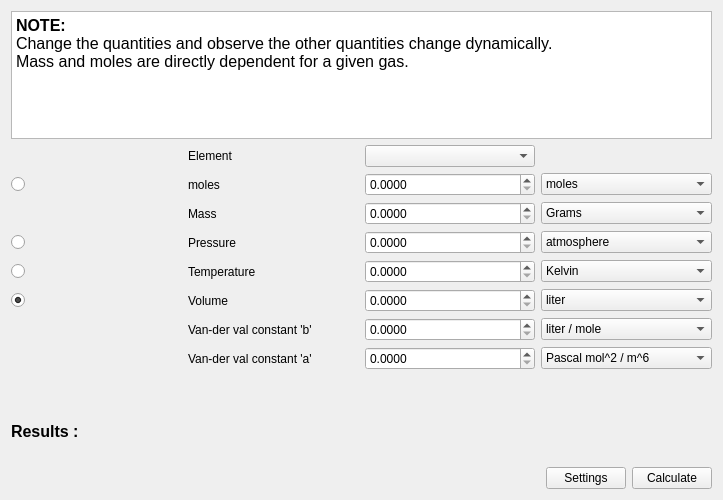
First picture: the form in src/calculator/gasCalculator.ui, repository KDE/kalzium, before the edit.
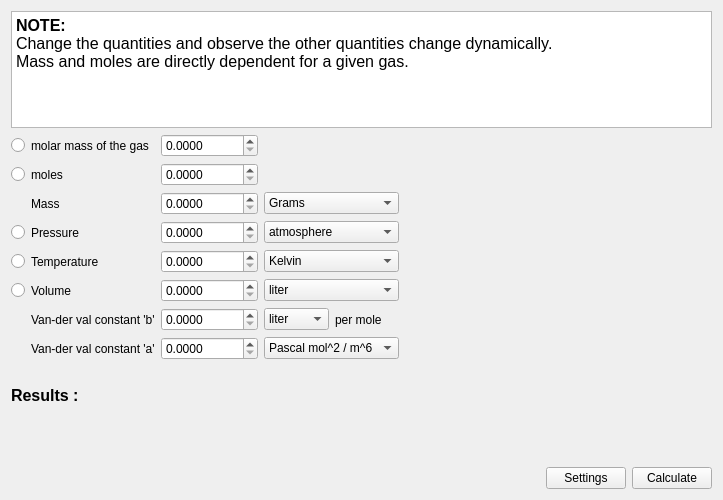
Second picture: the form after the edit. Custom widgets are drawn as their Qt base class.

Commit message: Gas calculator done, Will now be tested for bugs.

What changed in the file:
```diff
--- a/src/calculator/gasCalculator.ui
+++ b/src/calculator/gasCalculator.ui
@@ -23,23 +23,13 @@
       <string>&lt;!DOCTYPE HTML PUBLIC &quot;-//W3C//DTD HTML 4.0//EN&quot; &quot;http://www.w3.org/TR/REC-html40/strict.dtd&quot;&gt;
 &lt;html&gt;&lt;head&gt;&lt;meta name=&quot;qrichtext&quot; content=&quot;1&quot; /&gt;&lt;style type=&quot;text/css&quot;&gt;
 p, li { white-space: pre-wrap; }
-&lt;/style&gt;&lt;/head&gt;&lt;body style=&quot; font-family:'DejaVu Sans'; font-size:9pt; font-weight:400; font-style:normal;&quot;&gt;
-&lt;p style=&quot; margin-top:0px; margin-bottom:0px; margin-left:0px; margin-right:0px; -qt-block-indent:0; text-indent:0px;&quot;&gt;&lt;span style=&quot; font-size:12pt; font-weight:600;&quot;&gt;NOTE:&lt;br /&gt;&lt;/span&gt;&lt;span style=&quot; font-size:12pt;&quot;&gt;Change the quantities and observe the other quantities change dynamically.&lt;br /&gt;Mass and moles are directly dependent for a given gas.&lt;/span&gt;&lt;/p&gt;&lt;/body&gt;&lt;/html&gt;</string>
+&lt;/style&gt;&lt;/head&gt;&lt;body style=&quot; font-family:'Sans'; font-size:10pt; font-weight:400; font-style:normal;&quot;&gt;
+&lt;p style=&quot; margin-top:0px; margin-bottom:0px; margin-left:0px; margin-right:0px; -qt-block-indent:0; text-indent:0px;&quot;&gt;&lt;span style=&quot; font-family:'DejaVu Sans'; font-size:12pt; font-weight:600;&quot;&gt;NOTE:&lt;br /&gt;&lt;/span&gt;&lt;span style=&quot; font-family:'DejaVu Sans'; font-size:12pt;&quot;&gt;Change the quantities and observe the other quantities change dynamically.&lt;br /&gt;Mass and moles are directly dependent for a given gas.&lt;/span&gt;&lt;/p&gt;&lt;/body&gt;&lt;/html&gt;</string>
      </property>
     </widget>
    </item>
    <item>
     <layout class="QGridLayout" name="gridLayout_5">
-     <item row="1" column="1">
-      <widget class="QLabel" name="label_23">
-       <property name="text">
-        <string>Element</string>
-       </property>
-      </widget>
-     </item>
-     <item row="1" column="2">
-      <widget class="QComboBox" name="element"/>
-     </item>
      <item row="3" column="1">
       <widget class="QLabel" name="label_25">
        <property name="text">
@@ -57,22 +47,6 @@
        </property>
       </widget>
      </item>
-     <item row="3" column="3">
-      <widget class="QComboBox" name="moles_unit">
-       <item>
-        <property name="text">
-         <string>moles</string>
-        </property>
-       </item>
-      </widget>
-     </item>
-     <item row="4" column="1">
-      <widget class="QLabel" name="label_24">
-       <property name="text">
-        <string>Mass</string>
-       </property>
-      </widget>
-     </item>
      <item row="4" column="2">
       <widget class="QDoubleSpinBox" name="mass">
        <property name="decimals">
@@ -83,40 +57,6 @@
        </property>
       </widget>
      </item>
-     <item row="4" column="3">
-      <widget class="QComboBox" name="grams_unit">
-       <item>
-        <property name="text">
-         <string>Grams</string>
-        </property>
-       </item>
-       <item>
-        <property name="text">
-         <string>milli grams</string>
-        </property>
-       </item>
-       <item>
-        <property name="text">
-         <string>Kilograms</string>
-        </property>
-       </item>
-       <item>
-        <property name="text">
-         <string>pounds</string>
-        </property>
-       </item>
-       <item>
-        <property name="text">
-         <string>ounces</string>
-        </property>
-       </item>
-       <item>
-        <property name="text">
-         <string>moles</string>
-        </property>
-       </item>
-      </widget>
-     </item>
      <item row="5" column="1">
       <widget class="QLabel" name="label_27">
        <property name="text">
@@ -217,15 +157,6 @@
        </property>
       </widget>
      </item>
-     <item row="8" column="3">
-      <widget class="QComboBox" name="Vand_a_unit">
-       <item>
-        <property name="text">
-         <string>liter / mole</string>
-        </property>
-       </item>
-      </widget>
-     </item>
      <item row="9" column="2">
       <widget class="QDoubleSpinBox" name="Vand_b">
        <property name="decimals">
@@ -259,6 +190,19 @@
        </property>
       </widget>
      </item>
+     <item row="4" column="4">
+      <spacer name="horizontalSpacer">
+       <property name="orientation">
+        <enum>Qt::Horizontal</enum>
+       </property>
+       <property name="sizeHint" stdset="0">
+        <size>
+         <width>40</width>
+         <height>20</height>
+        </size>
+       </property>
+      </spacer>
+     </item>
      <item row="5" column="0">
       <widget class="QRadioButton" name="radioButton_3">
        <property name="text">
@@ -278,13 +222,113 @@
        <property name="text">
         <string/>
        </property>
-       <property name="checked">
-        <bool>true</bool>
+      </widget>
+     </item>
+     <item row="8" column="3">
+      <layout class="QHBoxLayout" name="horizontalLayout">
+       <item>
+        <widget class="QComboBox" name="b_unit">
+         <item>
+          <property name="text">
+           <string>liter</string>
+          </property>
+         </item>
+        </widget>
+       </item>
+       <item>
+        <widget class="QLabel" name="label">
+         <property name="text">
+          <string>per mole</string>
+         </property>
+        </widget>
+       </item>
+      </layout>
+     </item>
+     <item row="1" column="1">
+      <widget class="QLabel" name="label_2">
+       <property name="text">
+        <string>molar mass of the gas</string>
+       </property>
+      </widget>
+     </item>
+     <item row="1" column="2">
+      <widget class="QDoubleSpinBox" name="molarMass">
+       <property name="decimals">
+        <number>4</number>
+       </property>
+       <property name="maximum">
+        <double>1000000000.000000000000000</double>
+       </property>
+      </widget>
+     </item>
+     <item row="1" column="0">
+      <widget class="QRadioButton" name="r0">
+       <property name="text">
+        <string/>
+       </property>
+      </widget>
+     </item>
+     <item row="4" column="3">
+      <widget class="QComboBox" name="mass_unit">
+       <item>
+        <property name="text">
+         <string>Grams</string>
+        </property>
+       </item>
+       <item>
+        <property name="text">
+         <string>milli grams</string>
+        </property>
+       </item>
+       <item>
+        <property name="text">
+         <string>Kilograms</string>
+        </property>
+       </item>
+       <item>
+        <property name="text">
+         <string>pounds</string>
+        </property>
+       </item>
+       <item>
+        <property name="text">
+         <string>ounces</string>
+        </property>
+       </item>
+       <item>
+        <property name="text">
+         <string>moles</string>
+        </property>
+       </item>
+      </widget>
+     </item>
+     <item row="4" column="1">
+      <widget class="QLabel" name="label_24">
+       <property name="text">
+        <string>Mass</string>
        </property>
       </widget>
      </item>
     </layout>
    </item>
+   <item>
+    <widget class="QLabel" name="error">
+     <property name="text">
+      <string/>
+     </property>
+    </widget>
+   </item>
+   <item>
+    <widget class="QLabel" name="label_76">
+     <property name="text">
+      <string>&lt;!DOCTYPE HTML PUBLIC &quot;-//W3C//DTD HTML 4.0//EN&quot; &quot;http://www.w3.org/TR/REC-html40/strict.dtd&quot;&gt;
+&lt;html&gt;&lt;head&gt;&lt;meta name=&quot;qrichtext&quot; content=&quot;1&quot; /&gt;&lt;style type=&quot;text/css&quot;&gt;
+p, li { white-space: pre-wrap; }
+&lt;/style&gt;&lt;/head&gt;&lt;body style=&quot; font-family:'DejaVu Sans'; font-size:9pt; font-weight:400; font-style:normal;&quot;&gt;
+&lt;p style=&quot; margin-top:0px; margin-bottom:0px; margin-left:0px; margin-right:0px; -qt-block-indent:0; text-indent:0px;&quot;&gt;&lt;span style=&quot; font-size:12pt; font-weight:600;&quot;&gt;Results :&lt;/span&gt;&lt;/p&gt;&lt;/body&gt;&lt;/html&gt;</string>
+     </property>
+    </widget>
+   </item>
    <item>
     <spacer name="verticalSpacer_8">
      <property name="orientation">
@@ -298,17 +342,6 @@
      </property>
     </spacer>
    </item>
-   <item>
-    <widget class="QLabel" name="label_76">
-     <property name="text">
-      <string>&lt;!DOCTYPE HTML PUBLIC &quot;-//W3C//DTD HTML 4.0//EN&quot; &quot;http://www.w3.org/TR/REC-html40/strict.dtd&quot;&gt;
-&lt;html&gt;&lt;head&gt;&lt;meta name=&quot;qrichtext&quot; content=&quot;1&quot; /&gt;&lt;style type=&quot;text/css&quot;&gt;
-p, li { white-space: pre-wrap; }
-&lt;/style&gt;&lt;/head&gt;&lt;body style=&quot; font-family:'DejaVu Sans'; font-size:9pt; font-weight:400; font-style:normal;&quot;&gt;
-&lt;p style=&quot; margin-top:0px; margin-bottom:0px; margin-left:0px; margin-right:0px; -qt-block-indent:0; text-indent:0px;&quot;&gt;&lt;span style=&quot; font-size:12pt; font-weight:600;&quot;&gt;Results :&lt;/span&gt;&lt;/p&gt;&lt;/body&gt;&lt;/html&gt;</string>
-     </property>
-    </widget>
-   </item>
    <item>
     <widget class="QLabel" name="label_22">
      <property name="text">
```
Left out of the diff: 18 changed lines with no effect on the pictures. The commit also changes 3 other files.
